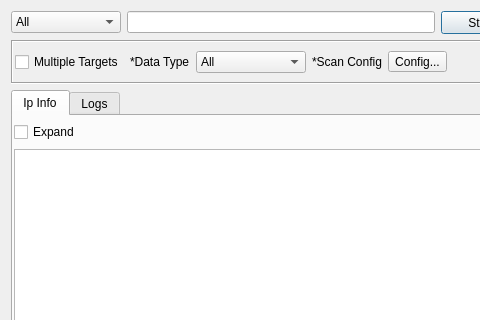
First picture: the form in sub3suite/src/tools/NSTool.ui, repository 3nock/OTE, before the edit; both pictures show x 0 to 480 and y 0 to 320 of the 618 by 500 pixel window.
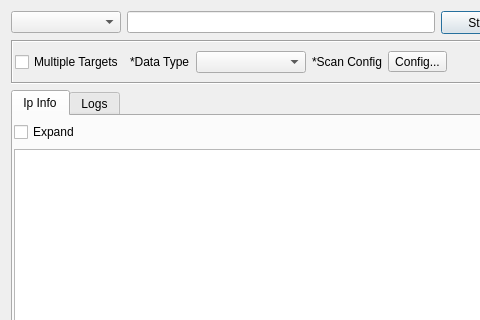
Second picture: the form after the edit.

```diff
--- a/sub3suite/src/tools/NSTool.ui
+++ b/sub3suite/src/tools/NSTool.ui
@@ -24,21 +24,6 @@
          <height>0</height>
         </size>
        </property>
-       <item>
-        <property name="text">
-         <string>All</string>
-        </property>
-       </item>
-       <item>
-        <property name="text">
-         <string>IpInfo</string>
-        </property>
-       </item>
-       <item>
-        <property name="text">
-         <string>IpApi</string>
-        </property>
-       </item>
       </widget>
      </item>
      <item>
@@ -121,11 +106,6 @@
           <height>0</height>
          </size>
         </property>
-        <item>
-         <property name="text">
-          <string>All</string>
-         </property>
-        </item>
        </widget>
       </item>
       <item>
```
Left out of the diff: 2 changed lines with no effect on the pictures.
